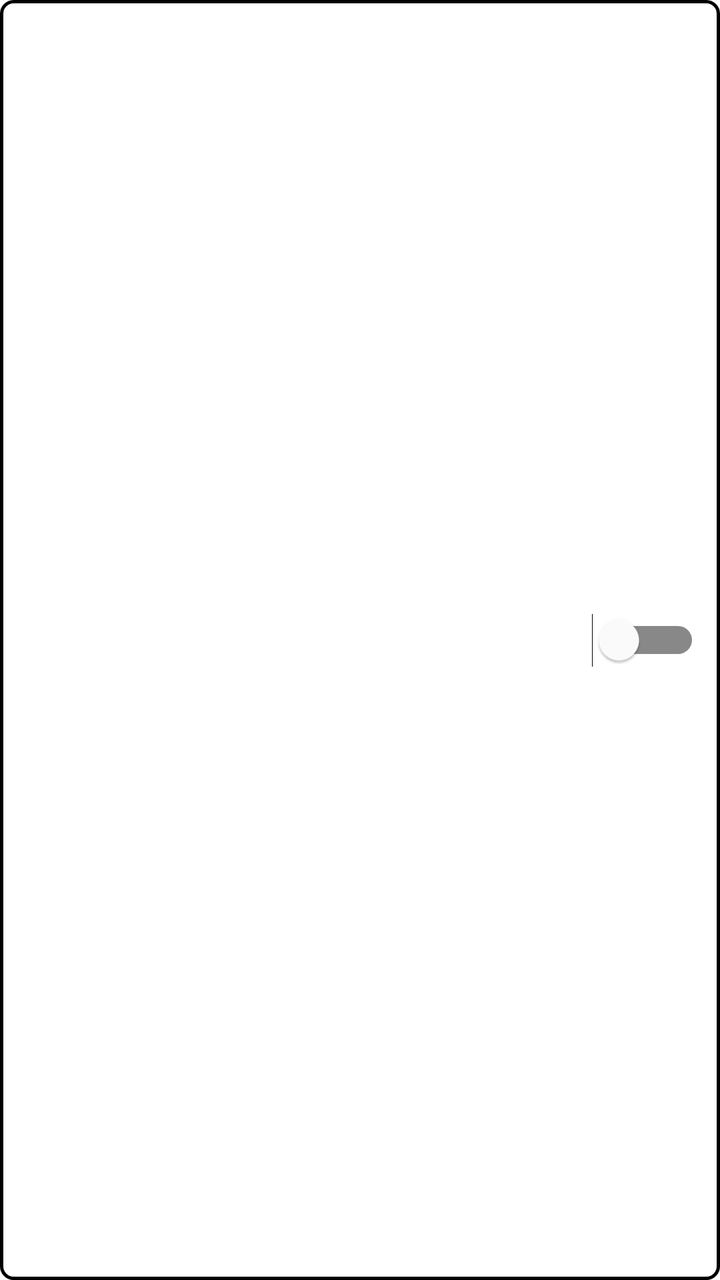
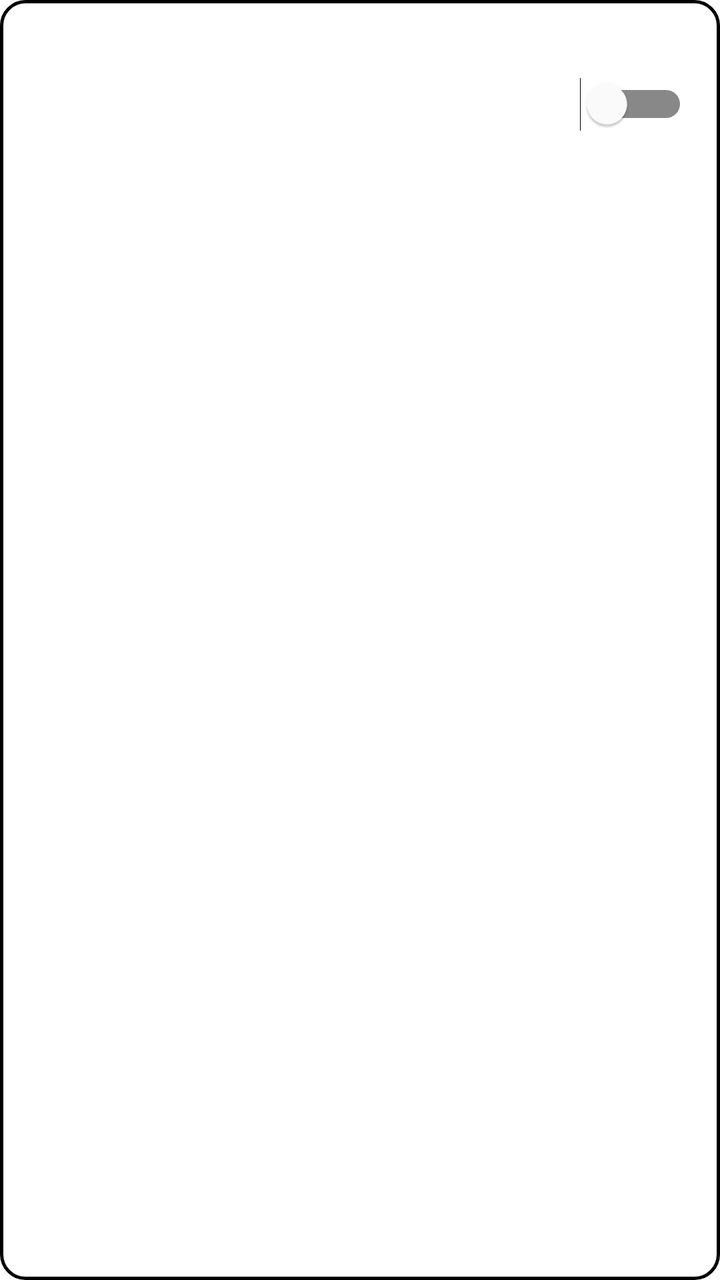

Screens rendered from an Android XML layout before and after an edit, with the pre-edit source and the edit as a unified diff.
<!-- AndroidManifest.xml: application theme AppTheme -->
<!-- res/layout/item_alarm.xml -->
<?xml version="1.0" encoding="utf-8"?>
<LinearLayout xmlns:android="http://schemas.android.com/apk/res/android"
    android:layout_width="match_parent"
    android:layout_height="wrap_content"
    android:layout_marginTop="10dp"
    android:background="@drawable/button_outline"
    android:gravity="center_vertical"
    android:orientation="horizontal"
    android:paddingStart="14dp"
    android:paddingTop="8dp"
    android:paddingEnd="10dp"
    android:paddingBottom="8dp">

    <LinearLayout
        android:layout_width="0dp"
        android:layout_height="wrap_content"
        android:layout_weight="1"
        android:orientation="vertical">

        <TextView
            android:id="@+id/item_time"
            android:layout_width="wrap_content"
            android:layout_height="wrap_content"
            android:fontFamily="sans-serif-condensed"
            android:textColor="#000000"
            android:textSize="36sp"
            android:textStyle="bold" />

        <TextView
            android:id="@+id/item_days"
            android:layout_width="wrap_content"
            android:layout_height="wrap_content"
            android:textColor="#000000"
            android:textSize="14sp" />

        <TextView
            android:id="@+id/item_sound"
            android:layout_width="wrap_content"
            android:layout_height="wrap_content"
            android:ellipsize="end"
            android:maxLines="1"
            android:textColor="#000000"
            android:textSize="12sp" />
    </LinearLayout>

    <Switch
        android:id="@+id/item_switch"
        android:layout_width="wrap_content"
        android:layout_height="wrap_content"
        android:minHeight="48dp"
        android:thumbTint="@color/switch_thumb"
        android:trackTint="@color/switch_track"
        android:trackTintMode="src_over" />
</LinearLayout>
<!-- resources referenced by this layout -->
<resources>
  <!-- drawable button_outline (drawable) -->
  <?xml version="1.0" encoding="utf-8"?>
  <selector xmlns:android="http://schemas.android.com/apk/res/android">
      <item android:state_pressed="true">
          <shape android:shape="rectangle">
              <solid android:color="#000000" />
              <corners android:radius="6dp" />
          </shape>
      </item>
      <item>
          <shape android:shape="rectangle">
              <solid android:color="#FFFFFF" />
              <stroke android:width="1.5dp" android:color="#000000" />
              <corners android:radius="6dp" />
          </shape>
      </item>
  </selector>
  <style name="AppTheme" parent="android:Theme.Material.Light.NoActionBar">
          <item name="android:windowBackground">@android:color/white</item>
          <item name="android:colorPrimary">#000000</item>
          <item name="android:colorPrimaryDark">#000000</item>
          <item name="android:colorAccent">#000000</item>
          <item name="android:statusBarColor">#FFFFFF</item>
          <item name="android:windowLightStatusBar">true</item>
          <item name="android:textColorPrimary">#000000</item>
          <item name="android:textColorSecondary">#000000</item>
      </style>
</resources>

<!-- the commit's change to res/layout/item_alarm.xml (unified diff, before → after) -->
@@ -2,14 +2,14 @@
 <LinearLayout xmlns:android="http://schemas.android.com/apk/res/android"
     android:layout_width="match_parent"
     android:layout_height="wrap_content"
-    android:layout_marginTop="10dp"
-    android:background="@drawable/button_outline"
+    android:layout_marginTop="16dp"
+    android:background="@drawable/card_pressable"
     android:gravity="center_vertical"
     android:orientation="horizontal"
-    android:paddingStart="14dp"
-    android:paddingTop="8dp"
-    android:paddingEnd="10dp"
-    android:paddingBottom="8dp">
+    android:paddingStart="24dp"
+    android:paddingTop="12dp"
+    android:paddingEnd="16dp"
+    android:paddingBottom="16dp">
 
     <LinearLayout
         android:layout_width="0dp"
@@ -21,34 +21,37 @@
             android:id="@+id/item_time"
             android:layout_width="wrap_content"
             android:layout_height="wrap_content"
-            android:fontFamily="sans-serif-condensed"
+            android:fontFeatureSettings="tnum"
+            android:includeFontPadding="false"
             android:textColor="#000000"
-            android:textSize="36sp"
-            android:textStyle="bold" />
+            android:textSize="64sp" />
 
         <TextView
             android:id="@+id/item_days"
             android:layout_width="wrap_content"
             android:layout_height="wrap_content"
-            android:textColor="#000000"
-            android:textSize="14sp" />
-
-        <TextView
-            android:id="@+id/item_sound"
-            android:layout_width="wrap_content"
-            android:layout_height="wrap_content"
+            android:layout_marginTop="8dp"
             android:ellipsize="end"
             android:maxLines="1"
             android:textColor="#000000"
-            android:textSize="12sp" />
+            android:textSize="17sp" />
     </LinearLayout>
 
     <Switch
         android:id="@+id/item_switch"
         android:layout_width="wrap_content"
         android:layout_height="wrap_content"
+        android:layout_gravity="top"
+        android:layout_marginTop="16dp"
         android:minHeight="48dp"
         android:thumbTint="@color/switch_thumb"
         android:trackTint="@color/switch_track"
         android:trackTintMode="src_over" />
+
+    <ImageButton
+        android:id="@+id/item_delete"
+        style="@style/HeaderIcon"
+        android:contentDescription="Supprimer"
+        android:src="@drawable/ic_delete"
+        android:visibility="gone" />
 </LinearLayout>
<!-- resource entries referenced after the edit -->
@@ -1,22 +1,32 @@
 <!-- resources referenced by this layout -->
 <resources>
-  <!-- drawable button_outline (drawable) -->
+  <!-- drawable card_pressable (drawable) -->
   <?xml version="1.0" encoding="utf-8"?>
   <selector xmlns:android="http://schemas.android.com/apk/res/android">
       <item android:state_pressed="true">
           <shape android:shape="rectangle">
-              <solid android:color="#000000" />
-              <corners android:radius="6dp" />
+              <solid android:color="#DDDDDD" />
+              <stroke android:width="1.5dp" android:color="#000000" />
+              <corners android:radius="12dp" />
           </shape>
       </item>
-      <item>
-          <shape android:shape="rectangle">
-              <solid android:color="#FFFFFF" />
-              <stroke android:width="1.5dp" android:color="#000000" />
-              <corners android:radius="6dp" />
-          </shape>
-      </item>
+      <item android:drawable="@drawable/card_outline" />
   </selector>
+  <!-- drawable ic_delete (drawable) -->
+  <?xml version="1.0" encoding="utf-8"?>
+  <vector xmlns:android="http://schemas.android.com/apk/res/android"
+      android:width="24dp" android:height="24dp"
+      android:viewportWidth="24" android:viewportHeight="24">
+      <path android:pathData="M5,7 H19 M10,7 V4.5 H14 V7 M7,7 L8,20 H16 L17,7 M10.5,10.5 V16.5 M13.5,10.5 V16.5" android:fillColor="#00000000" android:strokeColor="#000000"
+          android:strokeWidth="1.8" android:strokeLineCap="round" android:strokeLineJoin="round" />
+  </vector>
+  <style name="HeaderIcon">
+          <item name="android:layout_width">52dp</item>
+          <item name="android:layout_height">52dp</item>
+          <item name="android:padding">10dp</item>
+          <item name="android:scaleType">fitCenter</item>
+          <item name="android:background">@android:color/transparent</item>
+      </style>
   <style name="AppTheme" parent="android:Theme.Material.Light.NoActionBar">
           <item name="android:windowBackground">@android:color/white</item>
           <item name="android:colorPrimary">#000000</item>
@@ -27,5 +37,12 @@
           <item name="android:textColorPrimary">#000000</item>
           <item name="android:textColorSecondary">#000000</item>
       </style>
+  <!-- drawable card_outline (drawable) -->
+  <?xml version="1.0" encoding="utf-8"?>
+  <shape xmlns:android="http://schemas.android.com/apk/res/android" android:shape="rectangle">
+      <solid android:color="#FFFFFF" />
+      <stroke android:width="1.5dp" android:color="#000000" />
+      <corners android:radius="12dp" />
+  </shape>
 </resources>
 
